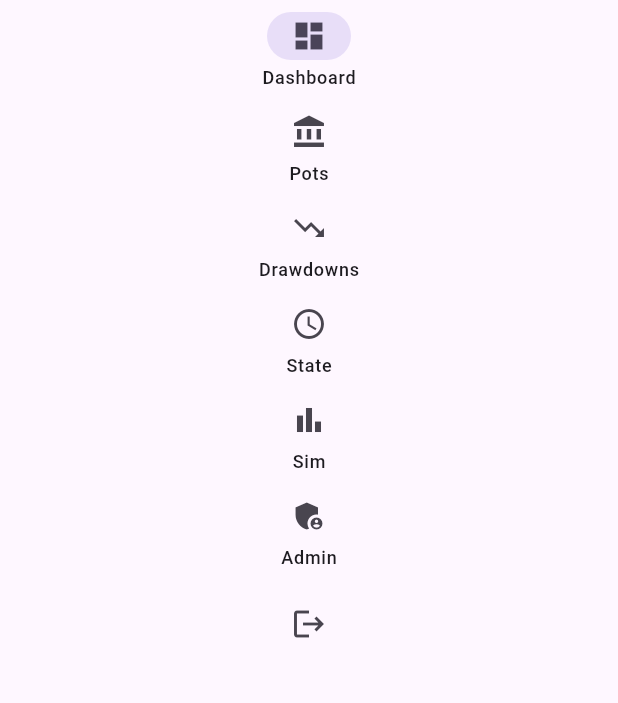
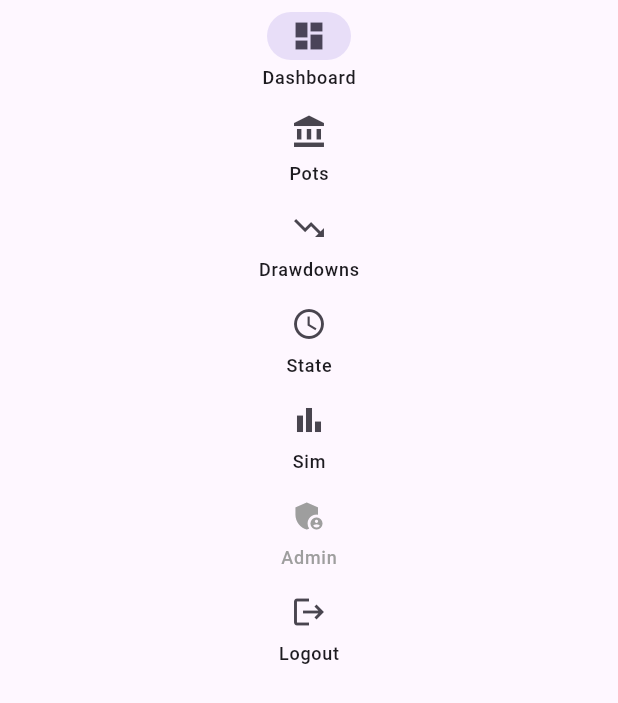
Before and after one commit to moatingodseye/pension-1, a Flutter app: the Sidebar widget shown alone on an empty page, opened directly with empty values, on a phone screen of 412 x 824 dp. Shown: the top 703 px of the screen. Run offline on Flutter 3.47's test engine with Material 3 defaults, Android fonts, the phone set to English and light mode, and no system bars; our stand-ins replace fl_chart, shared_preferences, shelf; missing offline and left inert: dart_jsonwebtoken, sqlite3; accounts and stored records are empty; network calls fail.

Commit message:
admin button is only enabled for admins.

```diff
--- a/client/lib/services/api_service.dart
+++ b/client/lib/services/api_service.dart
@@ -11,7 +11,7 @@ class ApiService {
     token = prefs.getString('token') ?? "";
   }
 
-  static void clearToken() {
+  static Future<void> clearToken() async {
     token = null;
   }
 
--- a/client/lib/widgets/sidebar.dart
+++ b/client/lib/widgets/sidebar.dart
@@ -14,52 +14,41 @@ class Sidebar extends StatelessWidget {
 
   @override
   Widget build(BuildContext context) {
+    final auth = context.watch<AuthProvider>();
+
+    final destinations = <NavigationRailDestination>[
+      const NavigationRailDestination(icon: Icon(Icons.dashboard), label: Text('Dashboard')),
+      const NavigationRailDestination(icon: Icon(Icons.account_balance), label: Text('Pots')),
+      const NavigationRailDestination(icon: Icon(Icons.trending_down), label: Text('Drawdowns')),
+      const NavigationRailDestination(icon: Icon(Icons.access_time), label: Text('State')),
+      const NavigationRailDestination(icon: Icon(Icons.bar_chart), label: Text('Sim')),
+      // Admin button always visible
+      NavigationRailDestination(
+        icon: Icon(Icons.admin_panel_settings,
+            color: auth.isAdmin ? null : Colors.grey),
+        label: Text(
+          'Admin',
+          style: TextStyle(color: auth.isAdmin ? null : Colors.grey),
+        ),
+      ),
+      // Logout
+      const NavigationRailDestination(icon: Icon(Icons.logout), label: Text('Logout')),
+    ];
+
     return NavigationRail(
       selectedIndex: selectedIndex,
-      onDestinationSelected: (int index) {
+      onDestinationSelected: (index) {
+        // Disable admin click for non-admin
+        if (index == 5 && !auth.isAdmin) return;
+        // Logout
+        if (index == 6) {
+          auth.logout();
+          return;
+        }
         onItemSelected(index);
       },
       labelType: NavigationRailLabelType.all,
-      destinations: const [
-        NavigationRailDestination(
-          icon: Icon(Icons.dashboard),
-          label: Text('Dashboard'),
-        ),
-        NavigationRailDestination(
-          icon: Icon(Icons.account_balance),
-          label: Text('Pots'),
-        ),
-        NavigationRailDestination(
-          icon: Icon(Icons.trending_down),
-          label: Text('Drawdowns'),
-        ),
-        NavigationRailDestination(
-          icon: Icon(Icons.access_time),
-          label: Text('State'),
-        ),
-        NavigationRailDestination(
-          icon: Icon(Icons.bar_chart),
-          label: Text('Sim'),
-        ),
-        NavigationRailDestination(
-          icon: Icon(Icons.admin_panel_settings),
-          label: Text('Admin'),
-        ),
-      ],
-
-
-      // 👇 LOGOUT BUTTON
-      trailing: Padding(
-        padding: const EdgeInsets.only(bottom: 16),
-        child: IconButton(
-          tooltip: 'Logout',
-          icon: const Icon(Icons.logout),
-          onPressed: () {
-            context.read<AuthProvider>().logout();
-          },
-        ),
-      ),
-
+      destinations: destinations,
     );
   }
 }
--- a/server/lib/main.dart
+++ b/server/lib/main.dart
@@ -291,7 +291,11 @@ Future<Response> _login(Request req) async {
   });
 
   return Response.ok(
-    jsonEncode({'success': true, 'token': jwt.sign(SecretKey(jwtSecret))}),
+    jsonEncode({
+      'success': true,
+      'token': jwt.sign(SecretKey(jwtSecret)),
+      'isAdmin': user['is_admin'] == 1, // <-- add this
+    }),
     headers: {'Content-Type': 'application/json'},
   );
 }
```
Also changed, not shown: client/lib/app.dart (+10 -58 lines), client/lib/providers/auth_provider.dart (+9 -5 lines).
